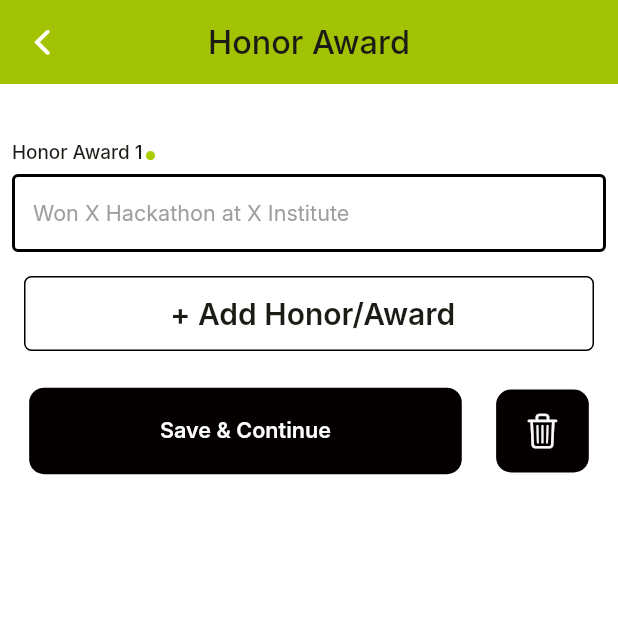
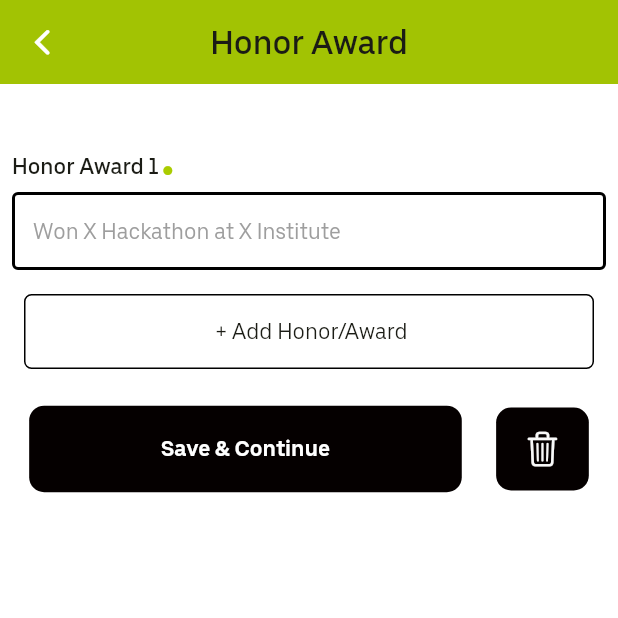
Before and after one commit to RAWAN3830/laTeXpert, a Flutter app: the DeclarationScreen screen opened directly, on a phone screen of 412 x 824 dp, the top half of it. Run offline on Flutter 3.47's test engine with Material 3 defaults, Android fonts, the phone set to English and light mode, and no system bars; our stand-ins replace bloc, cloud_firestore, dio, firebase_auth, firebase_core, flutter_bloc and 6 more; accounts and stored records are empty; Roboto replaces fonts that are missing (Inter); project files that could hold a hidden picture were left out.

Commit message:
feat:changes

```diff
--- a/lib/core/theme_data/app_text_theme.dart
+++ b/lib/core/theme_data/app_text_theme.dart
@@ -2,7 +2,7 @@ import 'package:flutter/material.dart';
 import 'breakpoint_enum.dart';
 
 class AppTextTheme {
-  static const _fontFamily = 'Inter';
+  static const _fontFamily = 'UberFont';
   static const _baseHeadlineStyle = TextStyle(
     fontFamily: _fontFamily,
     fontWeight: FontWeight.w600,
--- a/lib/main.dart
+++ b/lib/main.dart
@@ -74,7 +74,7 @@ class MyApp extends StatelessWidget {
             return MaterialApp(
               debugShowCheckedModeBanner: false,
               theme: AppTheme.getTheme(breakpoint, isDark: isDark),
-              home: const ResumeBuilderScreen(),
+              home: const RegistrationScreen(),
             );
           },
         ),
--- a/lib/presentation/Resume_builder_screen/declration_screen/declaration_screen.dart
+++ b/lib/presentation/Resume_builder_screen/declration_screen/declaration_screen.dart
@@ -31,8 +31,9 @@ class _DeclarationScreenState extends State<DeclarationScreen> {
   void initState() {
     super.initState();
     _declarationCubit = DeclarationCubit();
-    _declarationCubit.initialize(); // Initialize with one field
+    _declarationCubit.initialize();
   }
+
 
   @override
   Widget build(BuildContext context) {
@@ -114,7 +115,7 @@ class _DeclarationScreenState extends State<DeclarationScreen> {
                         onTap: () {
                           if (formKey.currentState!.validate()) {
                             context.read<DeclarationCubit>().saveDeclaration();
-                            widget.onNext?.call(); // Move to next step
+                            // widget.onNext?.call(); // Move to next step
                           }
                         },
                         name: Strings.saveContinue,
--- a/lib/presentation/common_widgets/common_buttons/common_add_field_button.dart
+++ b/lib/presentation/common_widgets/common_buttons/common_add_field_button.dart
@@ -1,4 +1,5 @@
 import 'package:flutter/cupertino.dart';
+import 'package:flutter/material.dart';
 
 class CommonAddFieldButton extends StatelessWidget {
   final Function onTap;
@@ -21,7 +22,7 @@ class CommonAddFieldButton extends StatelessWidget {
                   border: Border.all(color: CupertinoColors.black,width: 1)
               ),
               child: Center(
-                child: Text(' + $name',style:const TextStyle(fontSize: 20,fontWeight: FontWeight.w600)),
+                child: Text(' + $name',style:Theme.of(context).textTheme.bodyLarge),
               ))),
     );
   }
--- a/lib/presentation/common_widgets/common_text/common_heading.dart
+++ b/lib/presentation/common_widgets/common_text/common_heading.dart
@@ -16,14 +16,14 @@ class CommonHeading extends StatelessWidget {
         text: TextSpan(
           style: Theme.of(context)
               .textTheme
-              .titleMedium
+              .titleLarge
               ?.copyWith(fontWeight: FontWeight.w500),
           children: <TextSpan>[
             TextSpan(text: title),
             TextSpan(
               text: Strings.dot,
-              style: Theme.of(context).textTheme.displayMedium?.copyWith(
-                  fontWeight: FontWeight.w500,
+              style: Theme.of(context).textTheme.displayLarge?.copyWith(
+                  fontWeight: FontWeight.w400,
                   color: ThemeColors.mainGreenColor),
             ),
           ],
```
Also changed, not shown: lib/infra/services/declaration_service/declaration_service.dart (+34 -9 lines), pubspec.lock.
